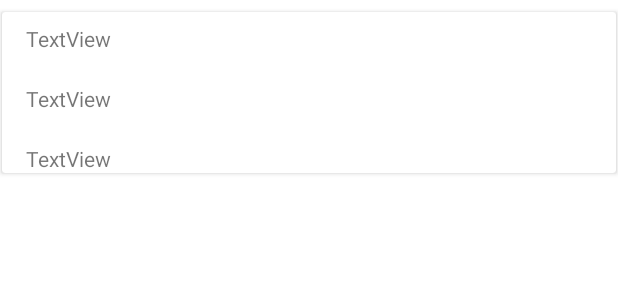
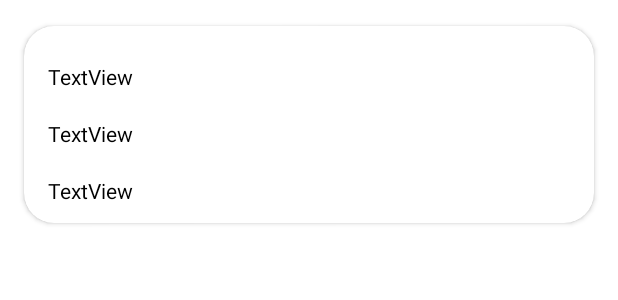
Before and after one commit to Minteckk/22_MADAssignment, an Android app: the layout activity_feedback_view_holder.xml on its own in the app's theme, with its tools: preview values and no code run, on a phone screen of 412 x 824 dp. Shown: the top 300 px of the screen. Run offline under Robolectric (Android 15) with nearby library versions, the phone set to English and light mode, and no system bars.

Commit message:
Improved UI/UX

```diff
--- a/app/src/main/res/layout/activity_feedback_view_holder.xml
+++ b/app/src/main/res/layout/activity_feedback_view_holder.xml
@@ -3,15 +3,28 @@
     xmlns:app="http://schemas.android.com/apk/res-auto"
     xmlns:tools="http://schemas.android.com/tools"
     android:layout_width="match_parent"
-    android:layout_height="match_parent"
+    android:layout_height="wrap_content"
     tools:context=".FeedbackViewHolder">
 
+    <ScrollView
+        android:layout_width="match_parent"
+        android:layout_height="match_parent">
+
+        <androidx.constraintlayout.widget.ConstraintLayout
+            android:layout_width="match_parent"
+            android:layout_height="match_parent">
+
             <androidx.cardview.widget.CardView
-        android:layout_width="409dp"
-        android:layout_height="wrap_content"
+                android:id="@+id/cardView5"
+                android:layout_width="0dp"
+                android:layout_height="150dp"
                 android:layout_marginStart="8dp"
                 android:layout_marginTop="8dp"
                 android:layout_marginEnd="8dp"
+                app:cardBackgroundColor="@color/white"
+                app:cardCornerRadius="20dp"
+                app:cardPreventCornerOverlap="true"
+                app:cardUseCompatPadding="true"
                 app:layout_constraintEnd_toEndOf="parent"
                 app:layout_constraintStart_toStartOf="parent"
                 app:layout_constraintTop_toTopOf="parent">
@@ -21,23 +34,33 @@
                     android:layout_width="wrap_content"
                     android:layout_height="wrap_content"
                     android:layout_marginStart="16dp"
-            android:layout_marginTop="8dp"
-            android:text="TextView" />
+                    android:layout_marginTop="24dp"
+                    android:text="TextView"
+                    android:textColor="@color/black"
+                    tools:layout_editor_absoluteX="24dp"
+                    tools:layout_editor_absoluteY="16dp" />
 
                 <TextView
                     android:id="@+id/feedbackReceived"
                     android:layout_width="wrap_content"
                     android:layout_height="wrap_content"
                     android:layout_marginStart="16dp"
-            android:layout_marginTop="88dp"
-            android:text="TextView" />
+                    android:layout_marginTop="62dp"
+                    android:text="TextView"
+                    android:textColor="@color/black" />
 
                 <TextView
                     android:id="@+id/feedbackDate"
                     android:layout_width="wrap_content"
                     android:layout_height="wrap_content"
                     android:layout_marginStart="16dp"
-            android:layout_marginTop="48dp"
-            android:text="TextView" />
+                    android:layout_marginTop="100dp"
+                    android:layout_marginEnd="8dp"
+                    android:text="TextView"
+                    android:textColor="@color/black" />
+
             </androidx.cardview.widget.CardView>
+
         </androidx.constraintlayout.widget.ConstraintLayout>
+    </ScrollView>
+</androidx.constraintlayout.widget.ConstraintLayout>
--- a/app/src/main/res/layout/activity_register.xml
+++ b/app/src/main/res/layout/activity_register.xml
@@ -64,7 +64,7 @@
                 android:hint="enter Student ID"
                 android:inputType="number"
                 android:minHeight="48dp"
-                android:textColor="@color/white"
+                android:textColor="@color/black"
                 android:textColorHint="#FF1A1A"
                 android:textSize="20sp"
                 app:layout_constraintEnd_toEndOf="parent"
@@ -83,7 +83,7 @@
                 android:hint="password"
                 android:inputType="textPassword"
                 android:minHeight="48dp"
-                android:textColor="@color/white"
+                android:textColor="@color/black"
                 android:textColorHint="#FF0000"
                 android:textSize="20sp"
                 app:layout_constraintEnd_toEndOf="parent"
--- a/app/src/main/res/layout/activity_upload_student_name.xml
+++ b/app/src/main/res/layout/activity_upload_student_name.xml
@@ -61,7 +61,7 @@
                 android:ems="10"
                 android:hint="Class"
                 android:inputType="text"
-                android:textColor="@color/white"
+                android:textColor="@color/black"
                 android:textColorHint="#FF0000"
                 app:layout_constraintEnd_toEndOf="parent"
                 app:layout_constraintStart_toStartOf="parent"
```
Lines whose indentation alone changed are shown as unchanged.
